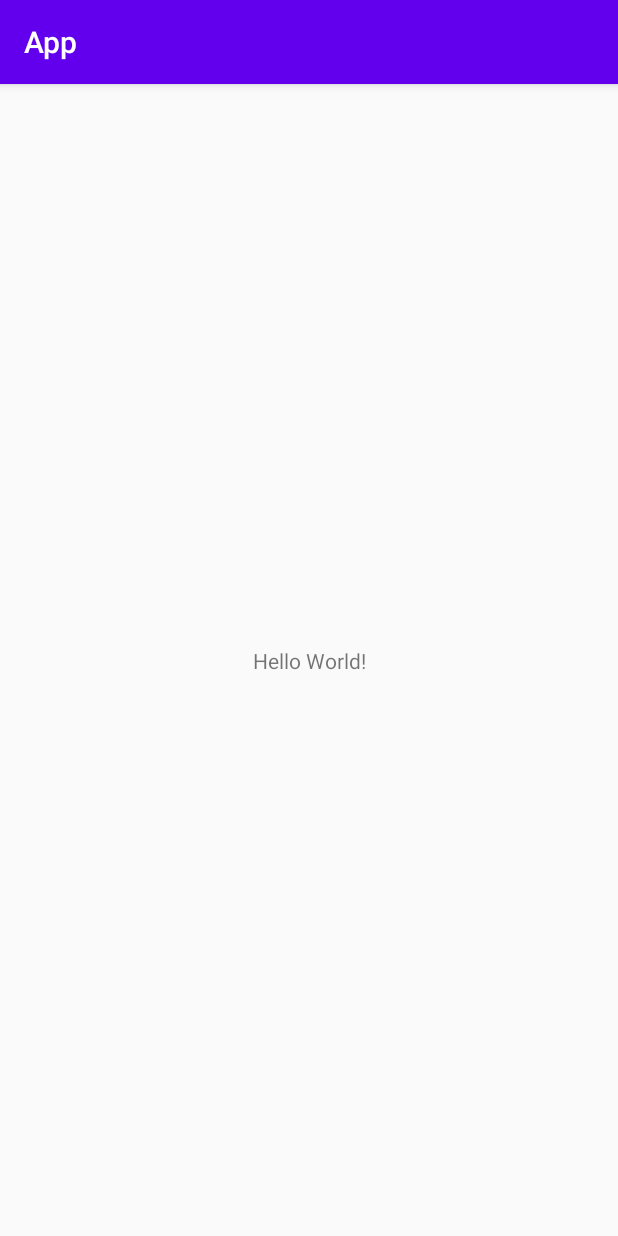
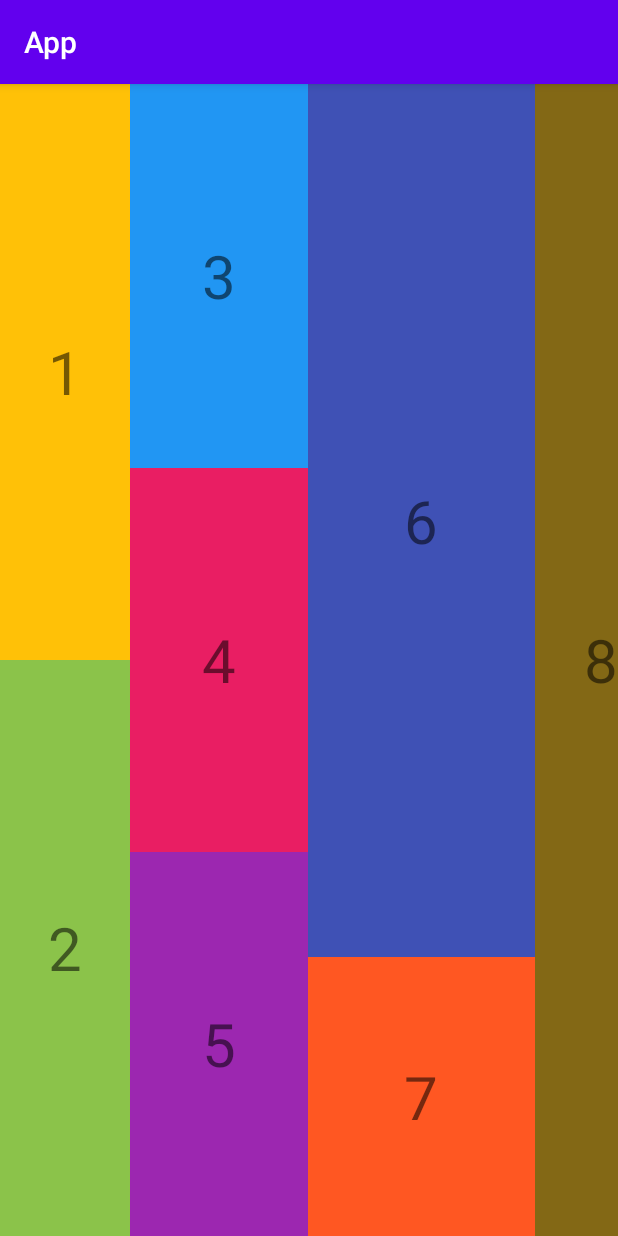
Before and after one commit to tannguyencoder/AndroidBasic, an Android app: the screen it shows after launch (MainActivity), on a phone screen of 412 x 824 dp. Run offline under Robolectric (Android 15) with nearby library versions, the phone set to English and light mode, and no system bars.

Commit message:
Linear layout

```diff
--- a/app/src/main/java/com/example/app/MainActivity.java
+++ b/app/src/main/java/com/example/app/MainActivity.java
@@ -14,38 +14,5 @@ public class MainActivity extends AppCompatActivity {
         super.onCreate(savedInstanceState);
         setContentView(R.layout.activity_main);
 
-        for(int i= 0;i<10;i++) {
-            Log.d("Tan", i + "");
-        }
-        //Create new Array
-        ArrayList<String> arr = new ArrayList<>();
-
-        //Add element
-        arr.add("Ha Noi"); //index=0
-        arr.add("Quy Nhon");//index =1
-        arr.add("Sai Gon"); // index =2
-
-        //Size of array
-        Log.d("tan","Size: "+arr.size());
-
-        //Access Element
-        Log.d("tan","Element: "+arr.get(1));
-
-        //Remove Element
-        arr.remove(0);
-        for(int i=0;i<arr.size();i++){
-            Log.d("tan",arr.get(i));
-        }
-        //similar foreach
-        for(String ten: arr){
-            Log.d("tan",ten);
-        }
-        Notice("Tan");
-        Notice("helo");
-        Notice("Oke");
     }
-    private void Notice(String ten){
-        Log.d("tan","Hello"+"-"+ten);
-    }
-
 }
--- a/app/src/main/res/layout/activity_main.xml
+++ b/app/src/main/res/layout/activity_main.xml
@@ -1,18 +1,104 @@
 <?xml version="1.0" encoding="utf-8"?>
-<androidx.constraintlayout.widget.ConstraintLayout xmlns:android="http://schemas.android.com/apk/res/android"
-    xmlns:app="http://schemas.android.com/apk/res-auto"
-    xmlns:tools="http://schemas.android.com/tools"
+<LinearLayout
+    xmlns:android="http://schemas.android.com/apk/res/android"
     android:layout_width="match_parent"
     android:layout_height="match_parent"
-    tools:context=".MainActivity">
+    android:orientation="horizontal"
+    android:weightSum="10">
+    <LinearLayout
+        android:layout_height="match_parent"
+        android:layout_weight="2"
+        android:orientation="vertical"
+        android:weightSum="2"
+        android:layout_width="wrap_content">
+        <TextView
+            android:layout_width="match_parent"
+            android:layout_weight="1"
+            android:text="1"
+            android:textSize="40dp"
+            android:background="#FFC107"
+            android:gravity="center"
+            android:layout_height="wrap_content" />
 
-    <TextView
-        android:layout_width="wrap_content"
-        android:layout_height="wrap_content"
-        android:text="Hello World!"
-        app:layout_constraintBottom_toBottomOf="parent"
-        app:layout_constraintLeft_toLeftOf="parent"
-        app:layout_constraintRight_toRightOf="parent"
-        app:layout_constraintTop_toTopOf="parent" />
+        <TextView
+            android:layout_width="match_parent"
+            android:layout_weight="1"
+            android:text="2"
+            android:background="#8BC34A"
+            android:textSize="40dp"
+            android:gravity="center"
+            android:layout_height="wrap_content" />
+    </LinearLayout>
+    <LinearLayout
+        android:layout_height="match_parent"
+        android:layout_weight="3"
+        android:orientation="vertical"
+        android:weightSum="3"
+        android:layout_width="wrap_content">
+        <TextView
+            android:layout_width="match_parent"
+            android:layout_weight="1"
+            android:text="3"
+            android:textSize="40dp"
+            android:background="#2196F3"
+            android:gravity="center"
+            android:layout_height="wrap_content" />
 
-</androidx.constraintlayout.widget.ConstraintLayout>
+        <TextView
+            android:layout_width="match_parent"
+            android:layout_weight="1"
+            android:text="4"
+            android:background="#E91E63"
+            android:textSize="40dp"
+            android:gravity="center"
+            android:layout_height="wrap_content" />
+        <TextView
+            android:layout_width="match_parent"
+            android:layout_weight="1"
+            android:text="5"
+            android:background="#9C27B0"
+            android:textSize="40dp"
+            android:gravity="center"
+            android:layout_height="wrap_content" />
+    </LinearLayout>
+    <LinearLayout
+        android:layout_height="match_parent"
+        android:layout_weight="4"
+        android:orientation="vertical"
+        android:weightSum="10"
+        android:layout_width="wrap_content">
+        <TextView
+            android:layout_width="match_parent"
+            android:layout_weight="8"
+            android:text="6"
+            android:textSize="40dp"
+            android:background="#3F51B5"
+            android:gravity="center"
+            android:layout_height="wrap_content" />
+
+        <TextView
+            android:layout_width="match_parent"
+            android:layout_weight="2"
+            android:text="7"
+            android:background="#FF5722"
+            android:textSize="40dp"
+            android:gravity="center"
+            android:layout_height="wrap_content" />
+    </LinearLayout>
+    <LinearLayout
+        android:layout_height="match_parent"
+        android:layout_weight="2"
+        android:orientation="vertical"
+        android:layout_width="wrap_content">
+        <TextView
+            android:layout_width="match_parent"
+            android:layout_weight="1"
+            android:text="8"
+            android:textSize="40dp"
+            android:background="#836815"
+            android:gravity="center"
+            android:layout_height="wrap_content" />
+
+
+    </LinearLayout>
+</LinearLayout>
```
